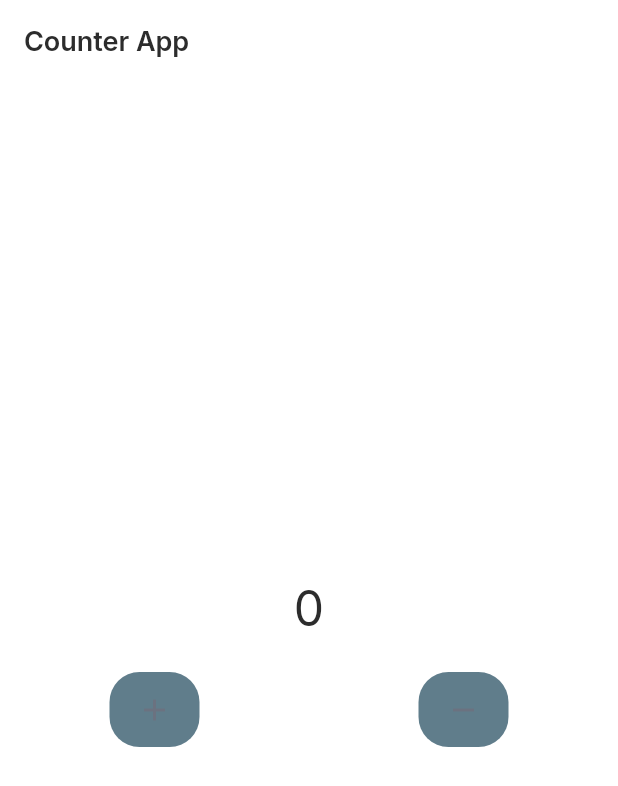
After one commit to masoudframwork/smart-park-app, a Flutter app: the ExamScreen screen opened by its route, after a tap on the "add" icon, after a tap on the "remove" icon, on a phone screen of 412 x 824 dp. The commit adds this screen. Shown: the top 786 px of the screen. Run offline on Flutter 3.47's test engine with Material 3 defaults, Android fonts, the light colour scheme and no system bars; our stand-ins replace cached_network_image, flutter_riverpod, flutter_screenutil, go_router, google_fonts; network calls fail.

Commit message:
add screen

```diff
--- a/lib/core/routing/app_route.dart
+++ b/lib/core/routing/app_route.dart
@@ -1,3 +1,4 @@
+import 'package:aml_client/riverpod_exam/exam-screen.dart';
 import 'package:flutter/material.dart';
 import 'package:go_router/go_router.dart';
 
@@ -12,6 +13,8 @@ class AppRoutes {
   static const String splashScreen = '/';
 
   static const String onboardingScreen = '/onboardingScreen';
+  static const String examScreen = '/examScreen';
+
 }
 
 class AppRouter {
@@ -30,6 +33,14 @@ class AppRouter {
         name: 'onboarding',
         builder: (context, state) => const OnboardingScreen(),
       ),
+
+      GoRoute(
+        path: AppRoutes.examScreen,
+        name: 'examScreen',
+        builder: (context, state) => const ExamScreen(),
+      ),
+
+
     ],
     errorBuilder: (context, state) =>
         const Scaffold(body: Center(child: Text('Page not found'))),
--- a/lib/core/routing/routes.dart
+++ b/lib/core/routing/routes.dart
@@ -9,4 +9,7 @@ class AppRoutes {
 
   static const String splashScreen = '/';
   static const String onboardingScreen = '/onboardingScreen';
+
+//riverpod_exam_fiel
+  static const String examScreen = 'examScreen';
 }
--- /dev/null
+++ b/lib/riverpod_exam/counter_controller.dart
@@ -0,0 +1,17 @@
+import 'package:aml_client/riverpod_exam/counter_provider.dart';
+import 'package:flutter_riverpod/flutter_riverpod.dart';
+
+class CounterController {
+  final WidgetRef ref;
+  CounterController(this.ref);
+
+  void increment() {
+    ref.read(counterProvider.notifier).state++;
+  }
+
+  void decrement() {
+    ref.read(counterProvider.notifier).state--;
+  }
+
+  int get count => ref.watch(counterProvider);
+}
--- /dev/null
+++ b/lib/riverpod_exam/counter_provider.dart
@@ -0,0 +1,3 @@
+import 'package:flutter_riverpod/flutter_riverpod.dart';
+
+final counterProvider = StateProvider<int>((ref) => 0);
--- /dev/null
+++ b/lib/riverpod_exam/exam-screen.dart
@@ -0,0 +1,50 @@
+import 'package:aml_client/riverpod_exam/counter_controller.dart';
+import 'package:flutter/material.dart';
+import 'package:flutter_riverpod/flutter_riverpod.dart';
+
+class ExamScreen extends ConsumerWidget {
+  const ExamScreen({super.key});
+  @override
+  Widget build(BuildContext context, WidgetRef ref) {
+    final counter = CounterController(ref);
+    return Scaffold(
+      appBar: AppBar(title: const Text('Counter App')),
+      body: Column(
+        mainAxisAlignment: MainAxisAlignment.center,
+        children: [
+          Text('${counter.count}', style: const TextStyle(fontSize: 32)),
+          const SizedBox(height: 20),
+          Row(
+            mainAxisAlignment: MainAxisAlignment.spaceAround,
+            children: [
+              Container(
+                width: 60,
+                height: 50,
+                decoration: BoxDecoration(
+                  borderRadius: BorderRadius.circular(20),
+                  color: Colors.blueGrey,
+                ),
+                child: IconButton(
+                  onPressed: counter.increment,
+                  icon: const Icon(Icons.add),
+                ),
+              ),
+              Container(
+                width: 60,
+                height: 50,
+                decoration: BoxDecoration(
+                  borderRadius: BorderRadius.circular(20),
+                  color: Colors.blueGrey,
+                ),
+                child: IconButton(
+                  onPressed: counter.decrement,
+                  icon: const Icon(Icons.remove),
+                ),
+              ),
+            ],
+          ),
+        ],
+      ),
+    );
+  }
+}
```
